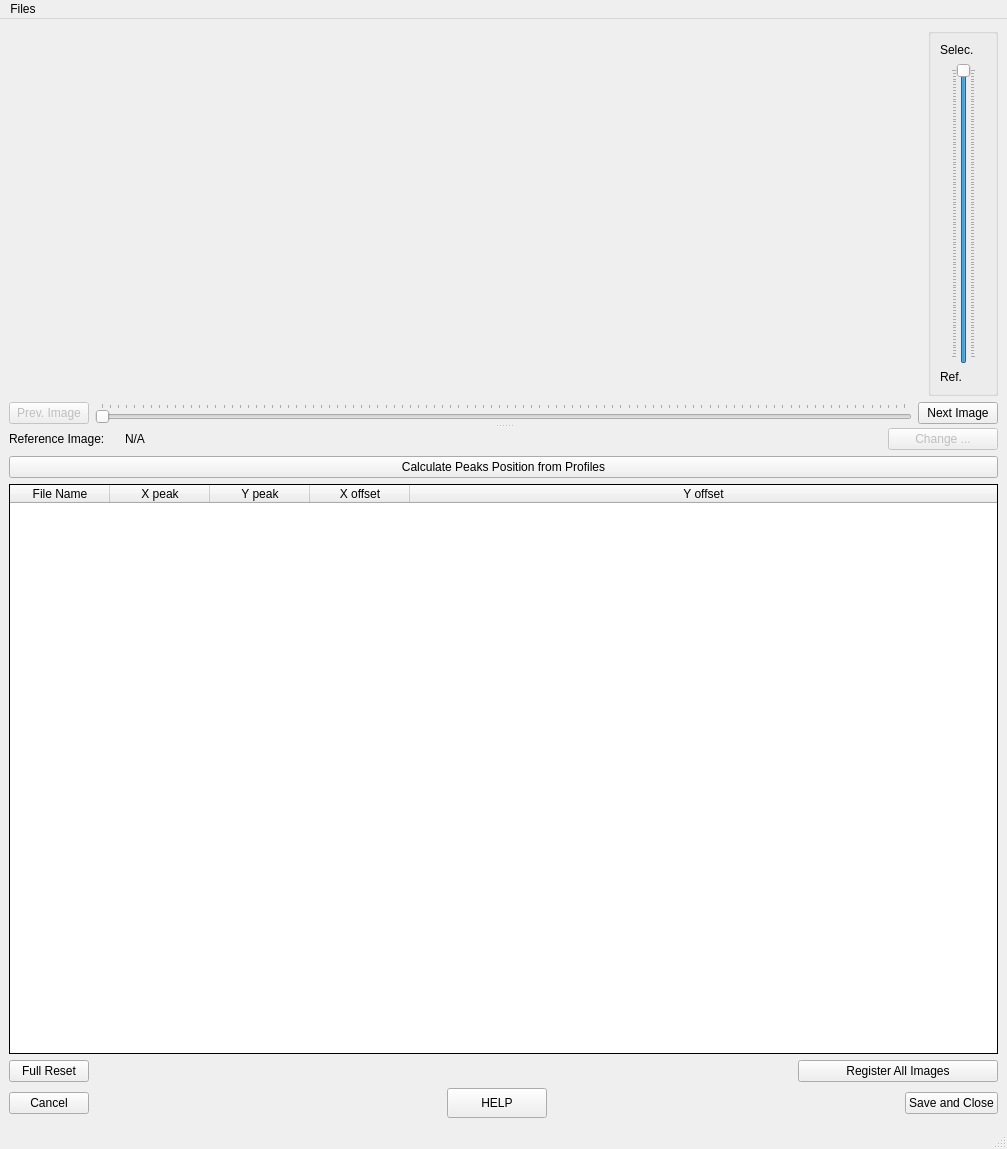
This is ui/ui_registration_profile.ui in neutronimaging/python_notebooks as Qt 5 draws it before an edit. The edited form follows.
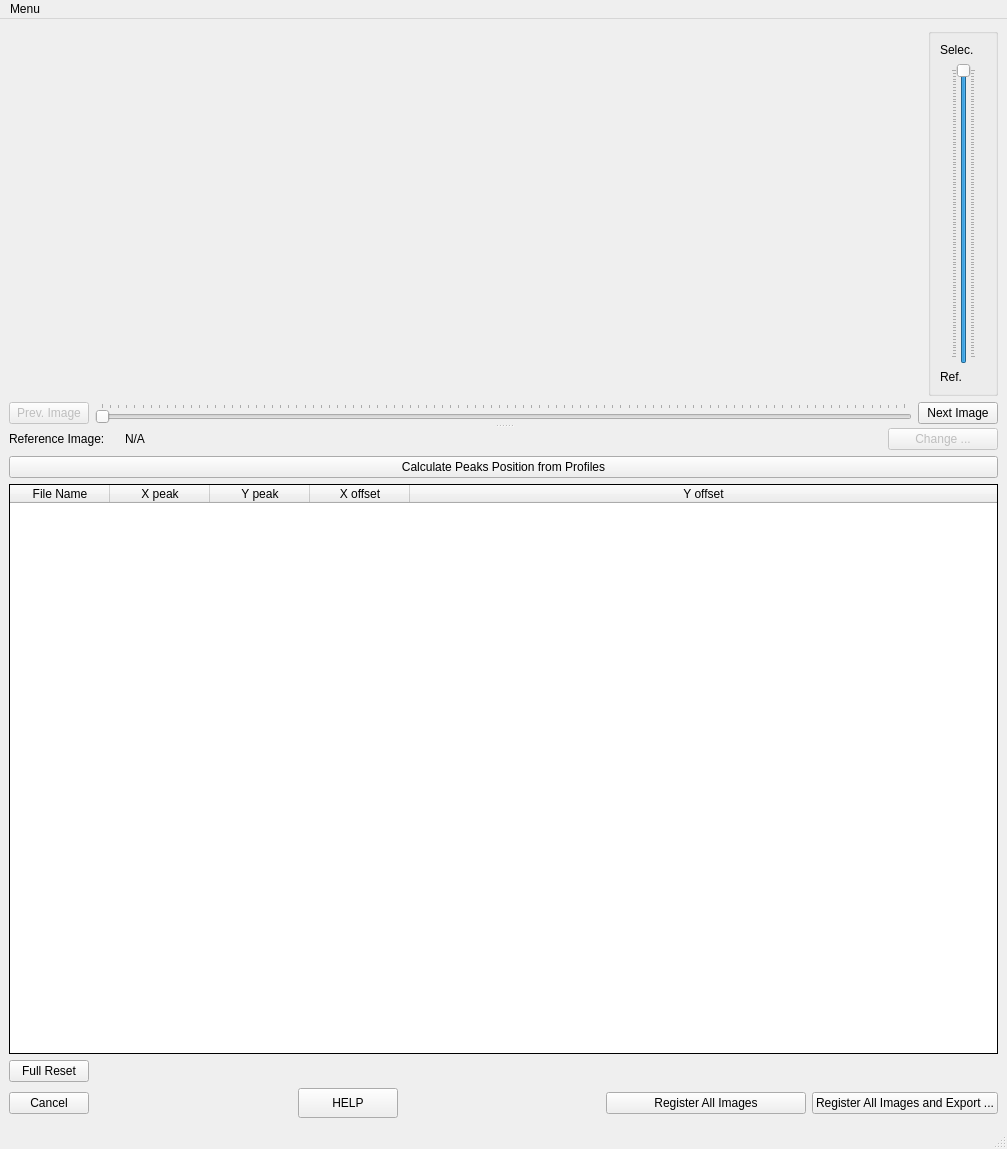
This is the edited form.

Commit message: Implemented export button

```diff
--- a/ui/ui_registration_profile.ui
+++ b/ui/ui_registration_profile.ui
@@ -311,19 +311,6 @@
              </property>
             </spacer>
            </item>
-           <item>
-            <widget class="QPushButton" name="registered_all_images_button">
-             <property name="minimumSize">
-              <size>
-               <width>200</width>
-               <height>0</height>
-              </size>
-             </property>
-             <property name="text">
-              <string>Register All Images</string>
-             </property>
-            </widget>
-           </item>
           </layout>
          </item>
          <item>
@@ -381,9 +368,22 @@
             </spacer>
            </item>
            <item>
-            <widget class="QPushButton" name="save_and_close_button">
+            <widget class="QPushButton" name="registered_all_images_button">
+             <property name="minimumSize">
+              <size>
+               <width>200</width>
+               <height>0</height>
+              </size>
+             </property>
              <property name="text">
-              <string>Save and Close</string>
+              <string>Register All Images</string>
+             </property>
+            </widget>
+           </item>
+           <item>
+            <widget class="QPushButton" name="export_button">
+             <property name="text">
+              <string>Register All Images and Export ...</string>
              </property>
             </widget>
            </item>
@@ -405,15 +405,15 @@
      <height>22</height>
     </rect>
    </property>
-   <widget class="QMenu" name="menuFiles">
+   <widget class="QMenu" name="menuMenu">
     <property name="title">
-     <string>Files</string>
+     <string>Menu</string>
     </property>
     <addaction name="actionExport_Images"/>
     <addaction name="separator"/>
     <addaction name="actionSettings"/>
    </widget>
-   <addaction name="menuFiles"/>
+   <addaction name="menuMenu"/>
   </widget>
   <widget class="QStatusBar" name="statusbar"/>
   <action name="actionExport_Profile">
```
Left out of the diff: 36 changed lines with no effect on the pictures. The commit also changes 4 other files.
